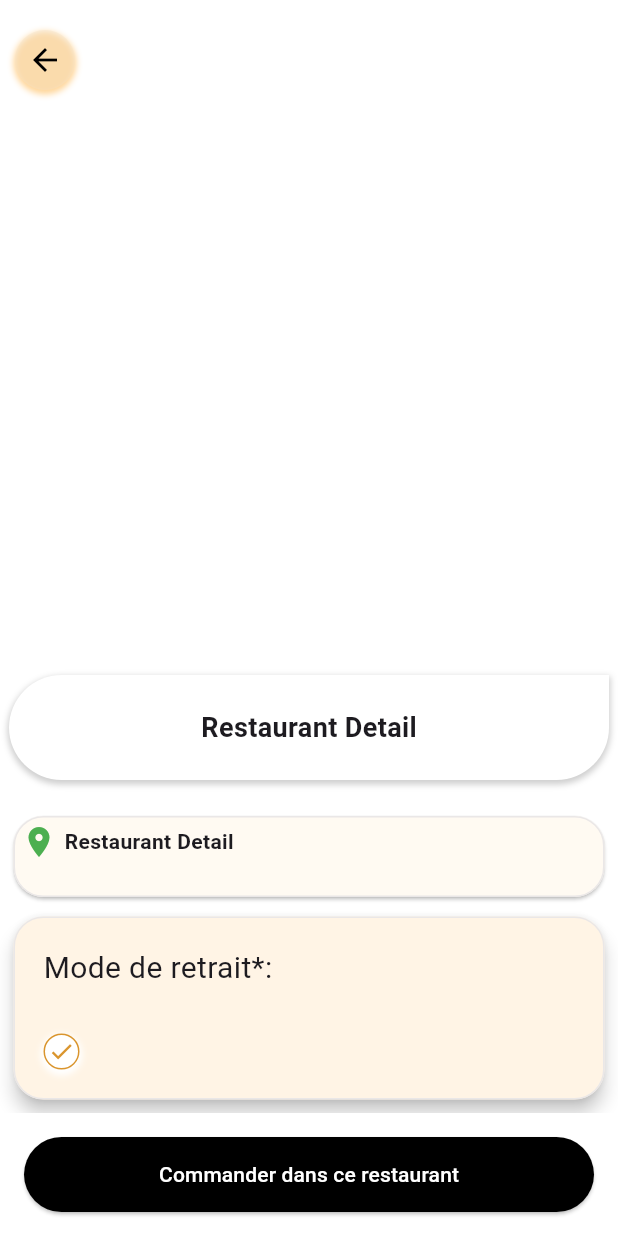
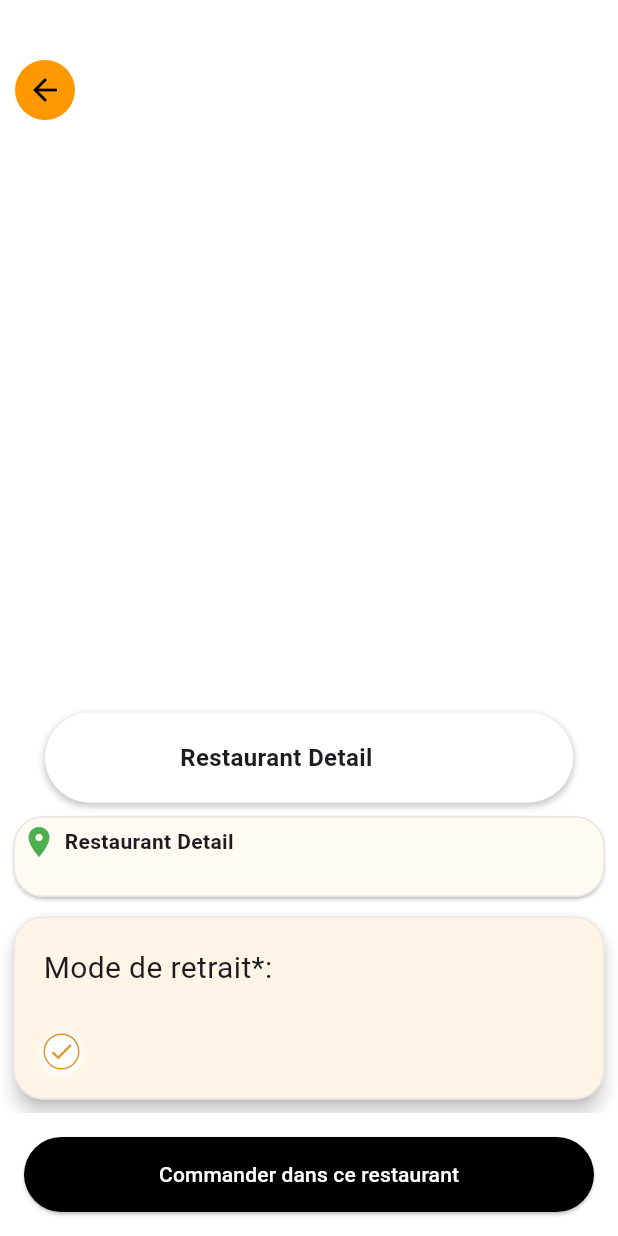
Before and after one commit to Dalel1akremi/flutterProject, a Flutter app: the RestaurantDetail screen opened by its route, on a phone screen of 412 x 824 dp. Run offline on Flutter 3.47's test engine with Material 3 defaults, Android fonts, the phone set to English and light mode, and no system bars; our stand-ins replace firebase_auth, firebase_core, flutter_svg, google_sign_in, shared_preferences; missing offline and left inert: bcrypt; accounts and stored records are empty.

Commit message:
"Changed border radius and positioning of some widgets in RestaurantDetail page; updated shadow and container styling"

```diff
--- a/FLUTTER/lib/pages/aboutRestaurant/RestaurantDetail.dart
+++ b/FLUTTER/lib/pages/aboutRestaurant/RestaurantDetail.dart
@@ -148,7 +148,7 @@ class _RestaurantDetailState extends State<RestaurantDetail> {
                   padding: const EdgeInsets.all(1.0),
                   width: double.infinity,
                   decoration: BoxDecoration(
-                    borderRadius: const BorderRadius.only(bottomRight: Radius.circular(40)),
+                    borderRadius: const BorderRadius.only(bottomRight: Radius.circular(40),bottomLeft: Radius.circular(40)),
                     boxShadow: [
                       BoxShadow(
                         color: Colors.white.withOpacity(0.5),
@@ -166,22 +166,15 @@ class _RestaurantDetailState extends State<RestaurantDetail> {
                   ),
                 ),
                 Positioned(
-                  top: 20.0,
+                  top: 40.0,
                   left: 10.0,
                   child: Container(
                     width: 40,
                     height: 40,
-                    decoration: BoxDecoration(
+                    decoration: const BoxDecoration(
                       shape: BoxShape.circle,
-                      color: const Color.fromARGB(255, 243, 226, 201).withOpacity(0.4),
-                      boxShadow: [
-                        BoxShadow(
-                          color: Colors.orange.withOpacity(0.4),
-                          spreadRadius: 1,
-                          blurRadius: 3,
-                          offset: const Offset(0, 2),
-                        ),
-                      ],
+                      color: Colors.orange,
+
                     ),
                     child: IconButton(
                       icon: const Icon(Icons.arrow_back, color: Colors.black),
@@ -193,30 +186,37 @@ class _RestaurantDetailState extends State<RestaurantDetail> {
                   ),
                 ),
                 Positioned(
-                  bottom: -35,
-                  child: Container(
-                    width: 400,
-                    margin: const EdgeInsetsDirectional.only(start: 40, end: 40),
-                    height: 70,
-                    decoration: BoxDecoration(
-                      borderRadius: const BorderRadius.only(
-                        bottomRight: Radius.circular(50),
-                        bottomLeft: Radius.circular(50),
-                        topLeft: Radius.circular(50),
-                      ),
+                  bottom: -50,
+                  child: Stack(
+                    alignment: Alignment.centerLeft,
+                    children: [
+                      Container(
+                        width: MediaQuery.of(context).size.width-60,
+                        height: 60,
+                        alignment: Alignment.centerLeft,
+                        decoration:  BoxDecoration(
                           color: Colors.white,
-                      boxShadow: [
+                         boxShadow:[
                           BoxShadow(
-                          color: Colors.grey.withOpacity(0.5),
+                            color:Colors.grey.withOpacity(0.5),
                             spreadRadius: 1,
                             blurRadius: 3,
-                          offset: const Offset(0, 2),
+                            offset: const Offset(0, 2)
+                          )
+                         ],
+                          borderRadius: const  BorderRadius.all(
+                            Radius.circular(30)
                           ),
-                      ],
                         ),
-                    child: Row(
-  crossAxisAlignment: CrossAxisAlignment.start,
-  children: [
+                        child: Padding(
+                          padding: const EdgeInsets.only(left: 90),
+                          child: Text(
+                            restaurantName ?? 'Restaurant Detail',
+                            style: const TextStyle(fontSize: 16, fontWeight: FontWeight.bold,),
+                          ),
+                        ),
+
+                      ),
                       if (restaurantLogo != null)
                             Container(
                               clipBehavior: Clip.hardEdge,
@@ -232,23 +232,7 @@ class _RestaurantDetailState extends State<RestaurantDetail> {
                                 fit: BoxFit.fill,
                               ),
                             ),
-    Expanded(
-      child: Center(
-        child: Column(
-          mainAxisAlignment: MainAxisAlignment.center,
-          crossAxisAlignment: CrossAxisAlignment.start,
-          children: [
-            Text(
-              restaurantName ?? 'Restaurant Detail',
-              style: const TextStyle(fontSize: 18, fontWeight: FontWeight.bold),
-            ),
                     ],
-        ),
-      ),
-    ),
-  ],
-),
-
                   ),
                 ),
               ],
```
Lines whose indentation alone changed are shown as unchanged.
